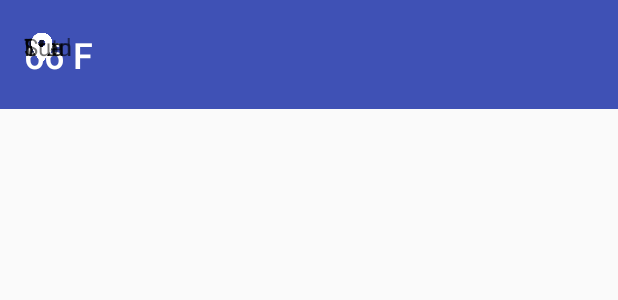
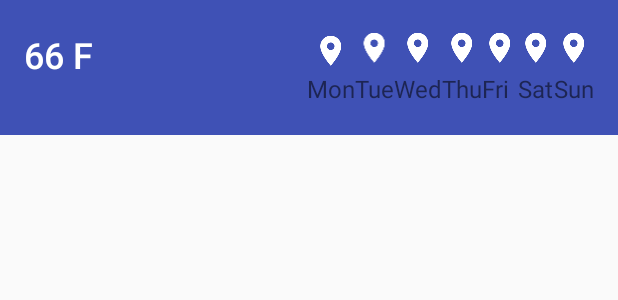
Before and after one commit to steve1rm/gogobot, an Android app: the layout weather.xml on its own in the app's theme, with its tools: preview values and no code run, on a phone screen of 412 x 824 dp. Shown: the top 300 px of the screen. Run offline under Robolectric (Android 15) with nearby library versions, the phone set to English and light mode, and no system bars.

Commit message:
Working on weather layout

```diff
--- a/app/src/main/res/layout/weather.xml
+++ b/app/src/main/res/layout/weather.xml
@@ -4,7 +4,6 @@
     android:orientation="horizontal"
     android:layout_width="match_parent"
     android:layout_height="wrap_content"
-    android:layout_centerHorizontal="true"
     android:paddingTop="20dp"
     android:paddingBottom="20dp"
     android:paddingStart="16dp"
@@ -17,30 +16,83 @@
         android:id="@+id/tvWeather"
         android:layout_width="wrap_content"
         android:layout_height="wrap_content"
+        android:layout_alignParentStart="true"
+        android:layout_alignParentLeft="true"
         android:text="66 F"
         android:textSize="24sp"
         android:textColor="@android:color/white"
         android:fontFamily="sans-serif-medium"/>
 
+    <TableLayout
+        android:layout_width="wrap_content"
+        android:layout_height="wrap_content"
+        android:layout_alignParentRight="true">
+
+        <TableRow>
             <ImageView
                 android:id="@+id/ivMon"
                 android:layout_width="wrap_content"
                 android:layout_height="wrap_content"
-        android:src="@drawable/ic_location_on_white_24dp"/>
+                android:src="@drawable/ic_location_on_white_24dp"
+                android:layout_weight="1"
+                android:layout_gravity="center"
+                android:padding="2dp"/>
 
+            <ImageView
+                android:id="@+id/ivTue"
+                android:layout_width="wrap_content"
+                android:layout_height="wrap_content"
+                android:src="@drawable/ic_location_on_white_24dp"
+                android:layout_weight="1"/>
+            <ImageView
+                android:id="@+id/ivWed"
+                android:layout_width="wrap_content"
+                android:layout_height="wrap_content"
+                android:src="@drawable/ic_location_on_white_24dp"
+                android:layout_weight="1"
+                />
+
+            <ImageView
+                android:id="@+id/ivThu"
+                android:layout_width="wrap_content"
+                android:layout_height="wrap_content"
+                android:src="@drawable/ic_location_on_white_24dp"
+                android:layout_weight="1"/>
+
+            <ImageView
+                android:id="@+id/ivFri"
+                android:layout_width="wrap_content"
+                android:layout_height="wrap_content"
+                android:src="@drawable/ic_location_on_white_24dp"
+                android:layout_weight="1"/>
+
+            <ImageView
+                android:id="@+id/ivSat"
+                android:layout_width="wrap_content"
+                android:layout_height="wrap_content"
+                android:src="@drawable/ic_location_on_white_24dp"
+                android:layout_weight="1"/>
+
+            <ImageView
+                android:id="@+id/ivSun"
+                android:layout_width="wrap_content"
+                android:layout_height="wrap_content"
+                android:src="@drawable/ic_location_on_white_24dp"
+                android:layout_weight="1"/>
+
+
+        </TableRow>
+
+        <TableRow>
             <TextView
                 android:id="@+id/tvMon"
                 android:layout_width="wrap_content"
                 android:layout_height="wrap_content"
                 android:text="Mon"
                 android:textSize="16sp"
-        android:fontFamily="sans-serif"/>
+                android:fontFamily="sans-serif"
+                android:layout_weight="1"/>
 
-    <ImageView
-        android:id="@+id/ivTue"
-        android:layout_width="wrap_content"
-        android:layout_height="wrap_content"
-        android:src="@drawable/ic_location_on_white_24dp"/>
 
             <TextView
                 android:id="@+id/tvTue"
@@ -48,13 +100,9 @@
                 android:layout_height="wrap_content"
                 android:text="Tue"
                 android:textSize="16sp"
-        android:fontFamily="sans-serif"/>
+                android:fontFamily="sans-serif"
+                android:layout_weight="1"/>
 
-    <ImageView
-        android:id="@+id/ivWed"
-        android:layout_width="wrap_content"
-        android:layout_height="wrap_content"
-        android:src="@drawable/ic_location_on_white_24dp"/>
 
             <TextView
                 android:id="@+id/tvWed"
@@ -62,14 +110,8 @@
                 android:layout_height="wrap_content"
                 android:text="Wed"
                 android:textSize="16sp"
-        android:fontFamily="sans-serif"/>
-
-
-    <ImageView
-        android:id="@+id/ivThu"
-        android:layout_width="wrap_content"
-        android:layout_height="wrap_content"
-        android:src="@drawable/ic_location_on_white_24dp"/>
+                android:fontFamily="sans-serif"
+                android:layout_weight="1"/>
 
             <TextView
                 android:id="@+id/tvThu"
@@ -77,14 +119,8 @@
                 android:layout_height="wrap_content"
                 android:text="Thu"
                 android:textSize="16sp"
-        android:fontFamily="sans-serif"/>
-
-
-    <ImageView
-        android:id="@+id/ivFri"
-        android:layout_width="wrap_content"
-        android:layout_height="wrap_content"
-        android:src="@drawable/ic_location_on_white_24dp"/>
+                android:fontFamily="sans-serif"
+                android:layout_weight="1"/>
 
             <TextView
                 android:id="@+id/tvFri"
@@ -92,14 +128,8 @@
                 android:layout_height="wrap_content"
                 android:text="Fri"
                 android:textSize="16sp"
-        android:fontFamily="sans-serif"/>
-
-
-    <ImageView
-        android:id="@+id/ivSat"
-        android:layout_width="wrap_content"
-        android:layout_height="wrap_content"
-        android:src="@drawable/ic_location_on_white_24dp"/>
+                android:fontFamily="sans-serif"
+                android:layout_weight="1"/>
 
             <TextView
                 android:id="@+id/tvSat"
@@ -107,14 +137,8 @@
                 android:layout_height="wrap_content"
                 android:text="Sat"
                 android:textSize="16sp"
-        android:fontFamily="sans-serif"/>
-
-
-    <ImageView
-        android:id="@+id/ivSun"
-        android:layout_width="wrap_content"
-        android:layout_height="wrap_content"
-        android:src="@drawable/ic_location_on_white_24dp"/>
+                android:fontFamily="sans-serif"
+                android:layout_weight="1"/>
 
             <TextView
                 android:id="@+id/tvSun"
@@ -122,6 +146,16 @@
                 android:layout_height="wrap_content"
                 android:text="Sun"
                 android:textSize="16sp"
-        android:fontFamily="sans-serif"/>
+                android:fontFamily="sans-serif"
+                android:layout_weight="1"/>
+
+        </TableRow>
+    </TableLayout>
+
+
+
+
+
+
 
 </RelativeLayout>
```
Lines whose indentation alone changed are shown as unchanged.
